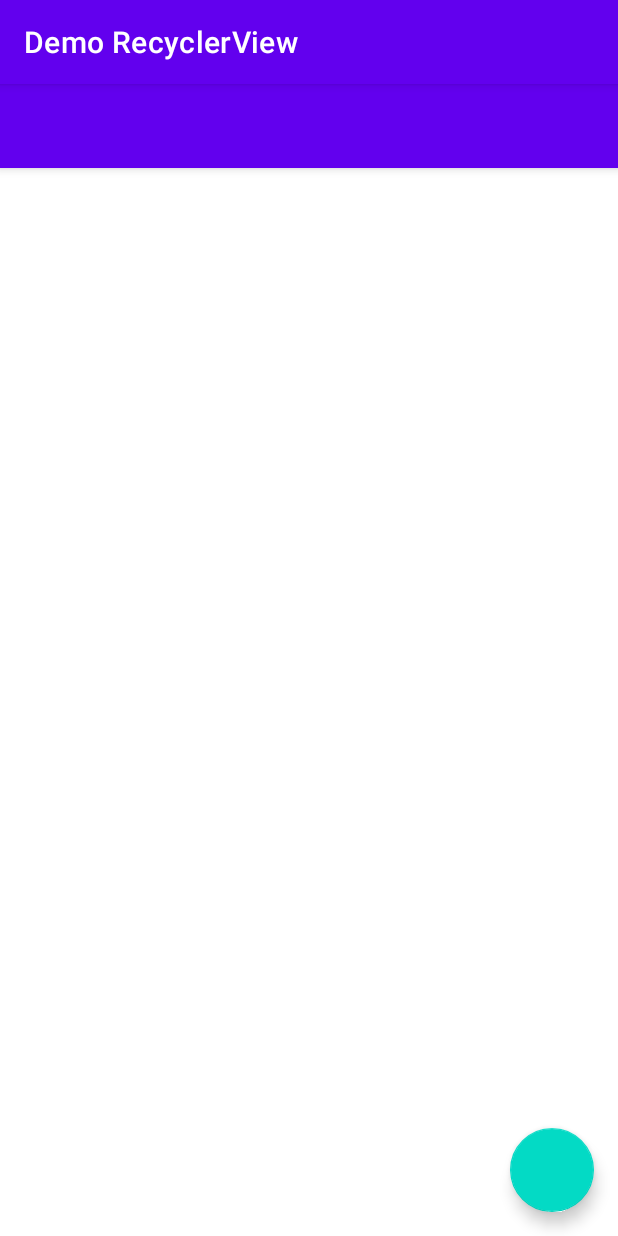
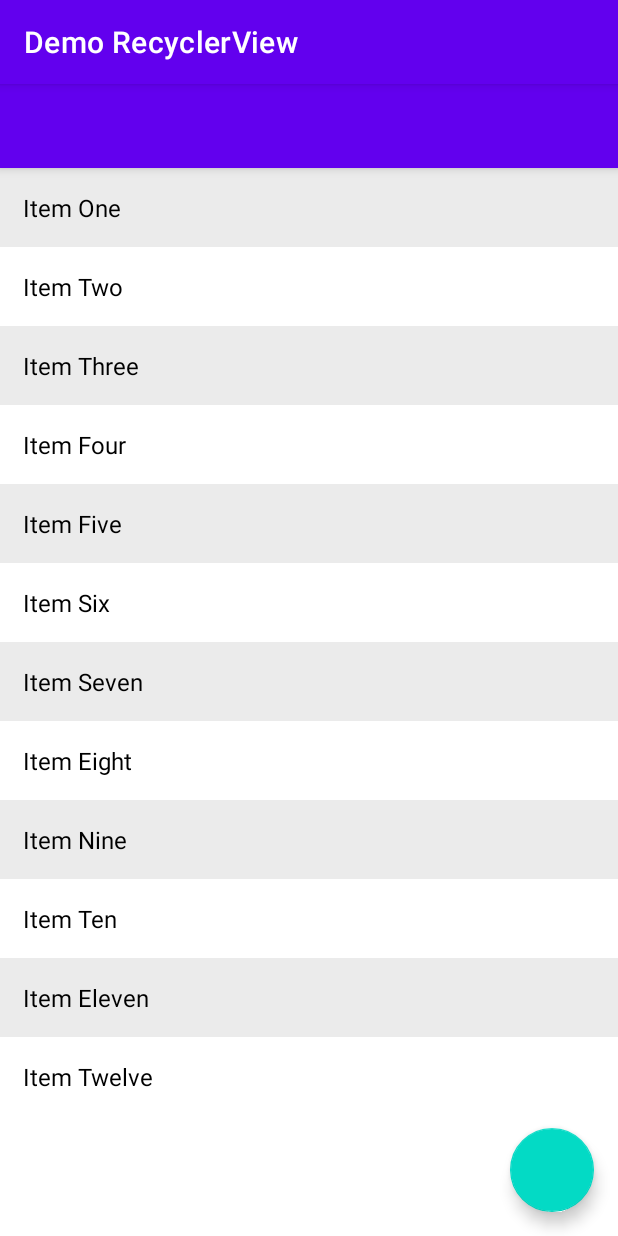
Before and after one commit to abubaker-cs/DemoRecyclerView, an Android app: the screen it shows after launch (MainActivity), on a phone screen of 412 x 824 dp. Run offline under Robolectric (Android 15) with nearby library versions, the phone set to English and light mode, and no system bars; our stand-ins replace data binding.

```diff
--- a/app/src/main/java/org/abubaker/demorecyclerview/ItemAdapter.kt
+++ b/app/src/main/java/org/abubaker/demorecyclerview/ItemAdapter.kt
@@ -4,6 +4,7 @@ import android.content.Context
 import android.view.LayoutInflater
 import android.view.View
 import android.view.ViewGroup
+import android.widget.TextView
 import androidx.core.content.ContextCompat
 import androidx.recyclerview.widget.RecyclerView
 
@@ -37,6 +38,7 @@ class ItemAdapter(val context: Context, val items: ArrayList<String>) :
      * layout file.
      */
     override fun onBindViewHolder(holder: ViewHolder, position: Int) {
+
         val item = items.get(position)
 
         holder.tvItem.text = item
@@ -50,12 +52,7 @@ class ItemAdapter(val context: Context, val items: ArrayList<String>) :
                 )
             )
         } else {
-            holder.tvItem.setBackgroundColor(
-                ContextCompat.getColor(
-                    context,
-                    R.color.colorWhite
-                )
-            )
+            holder.tvItem.setBackgroundColor(ContextCompat.getColor(context, R.color.colorWhite))
         }
     }
 
@@ -71,7 +68,7 @@ class ItemAdapter(val context: Context, val items: ArrayList<String>) :
      */
     class ViewHolder(view: View) : RecyclerView.ViewHolder(view) {
         // Holds the TextView that will add each item to
-        val tvItem = view.tvItem
+        // val tvItem = view.tvItem
+        val tvItem: TextView = view.findViewById(R.id.tvItem)
     }
-
 }
--- a/app/src/main/java/org/abubaker/demorecyclerview/MainActivity.kt
+++ b/app/src/main/java/org/abubaker/demorecyclerview/MainActivity.kt
@@ -7,7 +7,6 @@ import androidx.databinding.DataBindingUtil
 import androidx.recyclerview.widget.GridLayoutManager
 import androidx.recyclerview.widget.LinearLayoutManager
 import org.abubaker.demorecyclerview.databinding.ActivityMainBinding
-import org.abubaker.demorecyclerview.databinding.ContentMainBinding
 
 class MainActivity : AppCompatActivity() {
 
--- a/app/src/main/res/layout/items_row.xml
+++ b/app/src/main/res/layout/items_row.xml
@@ -1,6 +1,8 @@
 <?xml version="1.0" encoding="utf-8"?>
-<LinearLayout xmlns:android="http://schemas.android.com/apk/res/android"
-    xmlns:tools="http://schemas.android.com/tools"
+<layout xmlns:android="http://schemas.android.com/apk/res/android"
+    xmlns:tools="http://schemas.android.com/tools">
+
+    <LinearLayout
         android:layout_width="match_parent"
         android:layout_height="wrap_content">
 
@@ -14,3 +16,4 @@
             tools:text="Item" />
 
     </LinearLayout>
+</layout>
```
Lines whose indentation alone changed are shown as unchanged.
